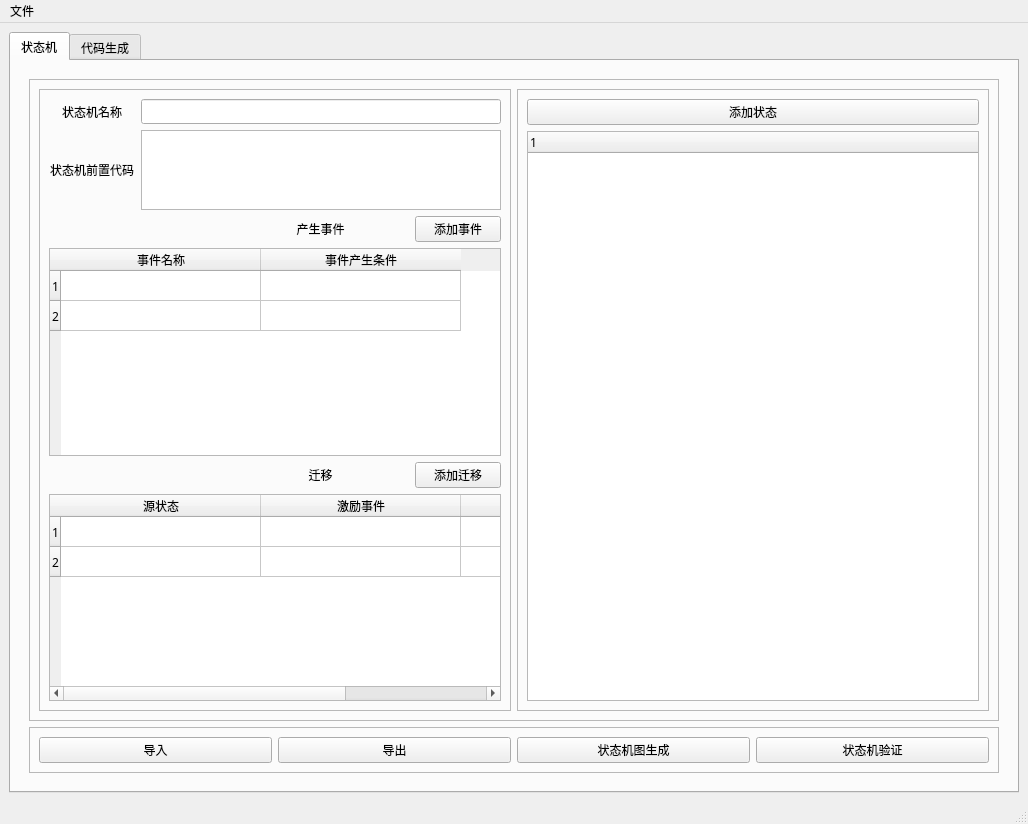
First picture: the form in app/ui/main_window.ui, repository SingDanceRapPingPang/fcstm-ui, before the edit.
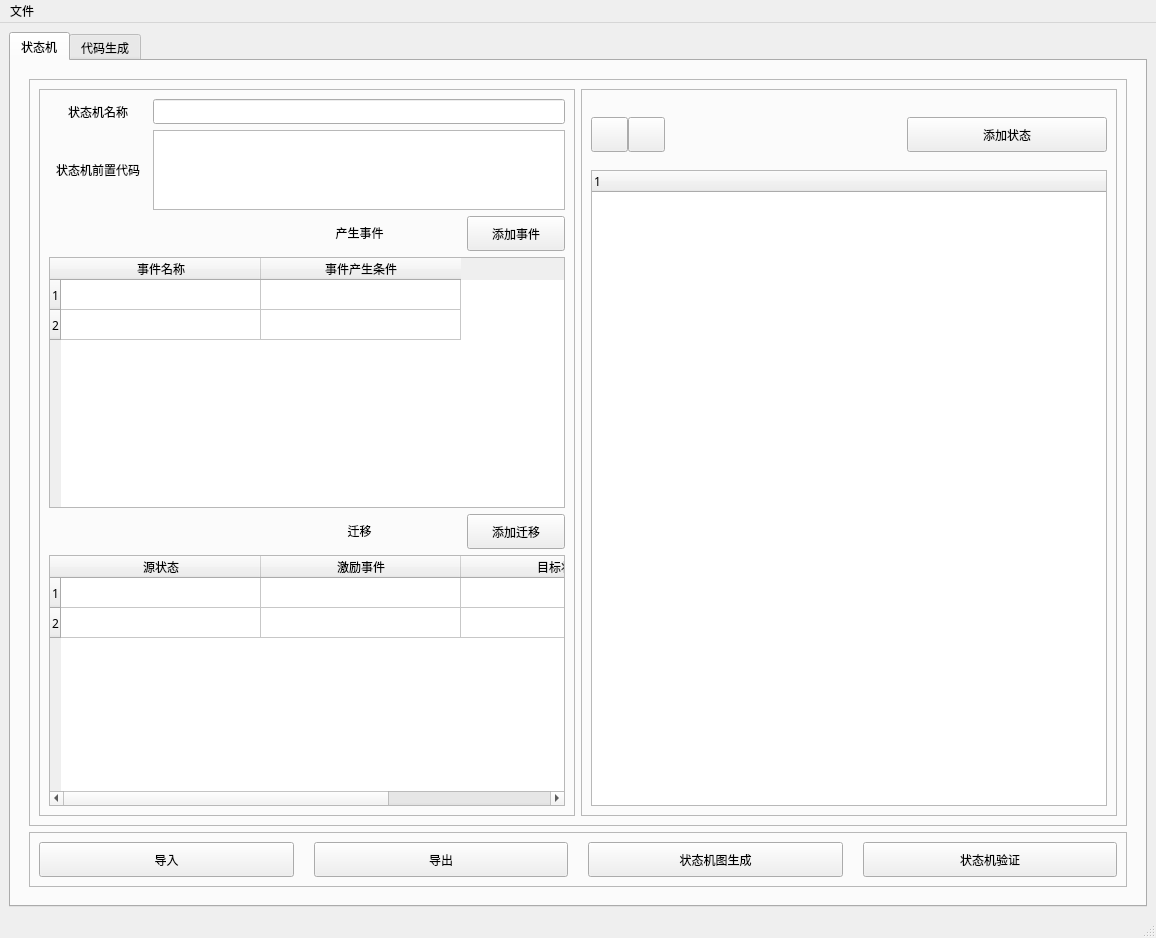
Second picture: the form after the edit.

Diff of the .ui file:
```diff
--- a/app/ui/main_window.ui
+++ b/app/ui/main_window.ui
@@ -6,8 +6,8 @@
    <rect>
     <x>0</x>
     <y>0</y>
-    <width>1028</width>
-    <height>824</height>
+    <width>1156</width>
+    <height>938</height>
    </rect>
   </property>
   <property name="windowTitle">
@@ -166,6 +166,12 @@
                  <layout class="QGridLayout" name="gridLayout_7" rowstretch="0,0,0,0,0,0,0">
                   <item row="5" column="4">
                    <widget class="QPushButton" name="button_state_machine_add_transition">
+                    <property name="minimumSize">
+                     <size>
+                      <width>0</width>
+                      <height>35</height>
+                     </size>
+                    </property>
                     <property name="font">
                      <font>
                       <family>微软雅黑</family>
@@ -266,6 +272,12 @@
                   </item>
                   <item row="3" column="4">
                    <widget class="QPushButton" name="button_state_machine_add_event">
+                    <property name="minimumSize">
+                     <size>
+                      <width>0</width>
+                      <height>35</height>
+                     </size>
+                    </property>
                     <property name="font">
                      <font>
                       <family>微软雅黑</family>
@@ -474,23 +486,122 @@
                   <enum>QFrame::Raised</enum>
                  </property>
                  <layout class="QVBoxLayout" name="verticalLayout_8">
+                  <property name="spacing">
+                   <number>0</number>
+                  </property>
                   <item>
-                   <widget class="QPushButton" name="button_state_machine_add_state">
-                    <property name="sizePolicy">
-                     <sizepolicy hsizetype="Preferred" vsizetype="Preferred">
-                      <horstretch>0</horstretch>
-                      <verstretch>0</verstretch>
-                     </sizepolicy>
-                    </property>
-                    <property name="maximumSize">
-                     <size>
-                      <width>3000</width>
-                      <height>16777215</height>
-                     </size>
-                    </property>
-                    <property name="text">
-                     <string>添加状态</string>
-                    </property>
+                   <widget class="QWidget" name="widget_state" native="true">
+                    <layout class="QHBoxLayout" name="horizontalLayout_3" stretch="0,3">
+                     <property name="leftMargin">
+                      <number>0</number>
+                     </property>
+                     <property name="rightMargin">
+                      <number>0</number>
+                     </property>
+                     <item>
+                      <widget class="QWidget" name="widget" native="true">
+                       <layout class="QHBoxLayout" name="horizontalLayout_6">
+                        <property name="spacing">
+                         <number>0</number>
+                        </property>
+                        <property name="leftMargin">
+                         <number>0</number>
+                        </property>
+                        <property name="rightMargin">
+                         <number>10</number>
+                        </property>
+                        <item>
+                         <widget class="QPushButton" name="button_state_machine_fold_all">
+                          <property name="minimumSize">
+                           <size>
+                            <width>0</width>
+                            <height>35</height>
+                           </size>
+                          </property>
+                          <property name="maximumSize">
+                           <size>
+                            <width>50</width>
+                            <height>16777215</height>
+                           </size>
+                          </property>
+                          <property name="text">
+                           <string/>
+                          </property>
+                         </widget>
+                        </item>
+                        <item>
+                         <widget class="QPushButton" name="button_state_machine_expand_all">
+                          <property name="minimumSize">
+                           <size>
+                            <width>0</width>
+                            <height>35</height>
+                           </size>
+                          </property>
+                          <property name="maximumSize">
+                           <size>
+                            <width>50</width>
+                            <height>16777215</height>
+                           </size>
+                          </property>
+                          <property name="text">
+                           <string/>
+                          </property>
+                         </widget>
+                        </item>
+                       </layout>
+                      </widget>
+                     </item>
+                     <item>
+                      <widget class="QWidget" name="widget_state_add_state" native="true">
+                       <layout class="QHBoxLayout" name="horizontalLayout_7">
+                        <property name="spacing">
+                         <number>0</number>
+                        </property>
+                        <property name="rightMargin">
+                         <number>0</number>
+                        </property>
+                        <item>
+                         <spacer name="horizontalSpacer">
+                          <property name="orientation">
+                           <enum>Qt::Horizontal</enum>
+                          </property>
+                          <property name="sizeHint" stdset="0">
+                           <size>
+                            <width>40</width>
+                            <height>20</height>
+                           </size>
+                          </property>
+                         </spacer>
+                        </item>
+                        <item alignment="Qt::AlignRight">
+                         <widget class="QPushButton" name="button_state_machine_add_state">
+                          <property name="sizePolicy">
+                           <sizepolicy hsizetype="Preferred" vsizetype="Preferred">
+                            <horstretch>0</horstretch>
+                            <verstretch>0</verstretch>
+                           </sizepolicy>
+                          </property>
+                          <property name="minimumSize">
+                           <size>
+                            <width>200</width>
+                            <height>35</height>
+                           </size>
+                          </property>
+                          <property name="maximumSize">
+                           <size>
+                            <width>200</width>
+                            <height>16777215</height>
+                           </size>
+                          </property>
+                          <property name="text">
+                           <string>添加状态</string>
+                          </property>
+                         </widget>
+                        </item>
+                       </layout>
+                      </widget>
+                     </item>
+                    </layout>
                    </widget>
                   </item>
                   <item>
@@ -517,8 +628,23 @@
                <enum>QFrame::Raised</enum>
               </property>
               <layout class="QHBoxLayout" name="horizontalLayout">
+               <property name="spacing">
+                <number>20</number>
+               </property>
                <item>
                 <widget class="QPushButton" name="button_state_machine_import_state">
+                 <property name="sizePolicy">
+                  <sizepolicy hsizetype="Minimum" vsizetype="Preferred">
+                   <horstretch>0</horstretch>
+                   <verstretch>0</verstretch>
+                  </sizepolicy>
+                 </property>
+                 <property name="minimumSize">
+                  <size>
+                   <width>0</width>
+                   <height>35</height>
+                  </size>
+                 </property>
                  <property name="font">
                   <font>
                    <family>微软雅黑</family>
@@ -531,6 +657,18 @@
                </item>
                <item>
                 <widget class="QPushButton" name="button_state_machine_export">
+                 <property name="sizePolicy">
+                  <sizepolicy hsizetype="Minimum" vsizetype="Preferred">
+                   <horstretch>0</horstretch>
+                   <verstretch>0</verstretch>
+                  </sizepolicy>
+                 </property>
+                 <property name="minimumSize">
+                  <size>
+                   <width>0</width>
+                   <height>35</height>
+                  </size>
+                 </property>
                  <property name="font">
                   <font>
                    <family>微软雅黑</family>
@@ -547,6 +685,18 @@
                </item>
                <item>
                 <widget class="QPushButton" name="button_state_machine_graph_gen">
+                 <property name="sizePolicy">
+                  <sizepolicy hsizetype="Minimum" vsizetype="Preferred">
+                   <horstretch>0</horstretch>
+                   <verstretch>0</verstretch>
+                  </sizepolicy>
+                 </property>
+                 <property name="minimumSize">
+                  <size>
+                   <width>0</width>
+                   <height>35</height>
+                  </size>
+                 </property>
                  <property name="text">
                   <string>状态机图生成</string>
                  </property>
@@ -554,6 +704,18 @@
                </item>
                <item>
                 <widget class="QPushButton" name="button_state_machine_validation">
+                 <property name="sizePolicy">
+                  <sizepolicy hsizetype="Minimum" vsizetype="Preferred">
+                   <horstretch>0</horstretch>
+                   <verstretch>0</verstretch>
+                  </sizepolicy>
+                 </property>
+                 <property name="minimumSize">
+                  <size>
+                   <width>0</width>
+                   <height>35</height>
+                  </size>
+                 </property>
                  <property name="text">
                   <string>状态机验证</string>
                  </property>
@@ -646,7 +808,7 @@
     <rect>
      <x>0</x>
      <y>0</y>
-     <width>1028</width>
+     <width>1156</width>
      <height>23</height>
     </rect>
    </property>
```
Left out of the diff: 192 changed lines with no effect on the pictures.
